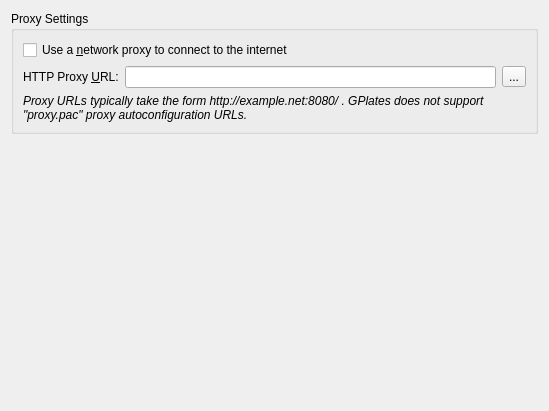
The window that src/qt-widgets/PreferencesPaneNetworkUi.ui (GPlates/GPlates) describes before a commit, drawn with Qt 5.
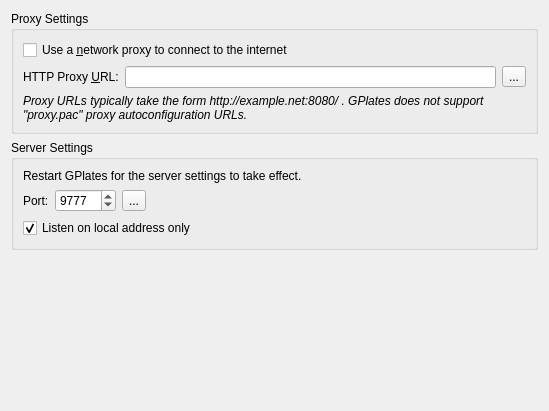
The same window after the commit. Icons and pictures are not drawn.

```diff
--- a/src/qt-widgets/PreferencesPaneNetworkUi.ui
+++ b/src/qt-widgets/PreferencesPaneNetworkUi.ui
@@ -13,7 +13,7 @@
   <property name="windowTitle">
    <string>Form</string>
   </property>
-  <layout class="QVBoxLayout" name="verticalLayout_2">
+  <layout class="QVBoxLayout" name="verticalLayout_3">
    <item>
     <widget class="QGroupBox" name="groupbox_proxy">
      <property name="title">
@@ -82,6 +82,89 @@
      </layout>
     </widget>
    </item>
+   <item>
+    <widget class="QGroupBox" name="groupBox">
+     <property name="title">
+      <string>Server Settings</string>
+     </property>
+     <layout class="QVBoxLayout" name="verticalLayout_2">
+      <item>
+       <widget class="QLabel" name="label_4">
+        <property name="text">
+         <string>Restart GPlates for the server settings to take effect.</string>
+        </property>
+       </widget>
+      </item>
+      <item>
+       <layout class="QHBoxLayout" name="horizontalLayout_2">
+        <item>
+         <widget class="QLabel" name="label_3">
+          <property name="text">
+           <string>Port:</string>
+          </property>
+         </widget>
+        </item>
+        <item>
+         <widget class="QSpinBox" name="port_spinbox">
+          <property name="minimum">
+           <number>1025</number>
+          </property>
+          <property name="maximum">
+           <number>65535</number>
+          </property>
+          <property name="value">
+           <number>9777</number>
+          </property>
+         </widget>
+        </item>
+        <item>
+         <widget class="QToolButton" name="reset_port_button">
+          <property name="toolTip">
+           <string>Reset to default value</string>
+          </property>
+          <property name="text">
+           <string>...</string>
+          </property>
+          <property name="icon">
+           <iconset resource="../qt-resources/qt_widgets.qrc">
+            <normaloff>:/tango_undo_16.png</normaloff>:/tango_undo_16.png</iconset>
+          </property>
+          <property name="iconSize">
+           <size>
+            <width>16</width>
+            <height>16</height>
+           </size>
+          </property>
+         </widget>
+        </item>
+        <item>
+         <spacer name="horizontalSpacer">
+          <property name="orientation">
+           <enum>Qt::Horizontal</enum>
+          </property>
+          <property name="sizeHint" stdset="0">
+           <size>
+            <width>40</width>
+            <height>20</height>
+           </size>
+          </property>
+         </spacer>
+        </item>
+       </layout>
+      </item>
+      <item>
+       <widget class="QCheckBox" name="listen_local_checkbox">
+        <property name="text">
+         <string>Listen on local address only</string>
+        </property>
+        <property name="checked">
+         <bool>true</bool>
+        </property>
+       </widget>
+      </item>
+     </layout>
+    </widget>
+   </item>
    <item>
     <spacer name="verticalSpacer">
      <property name="orientation">
```
